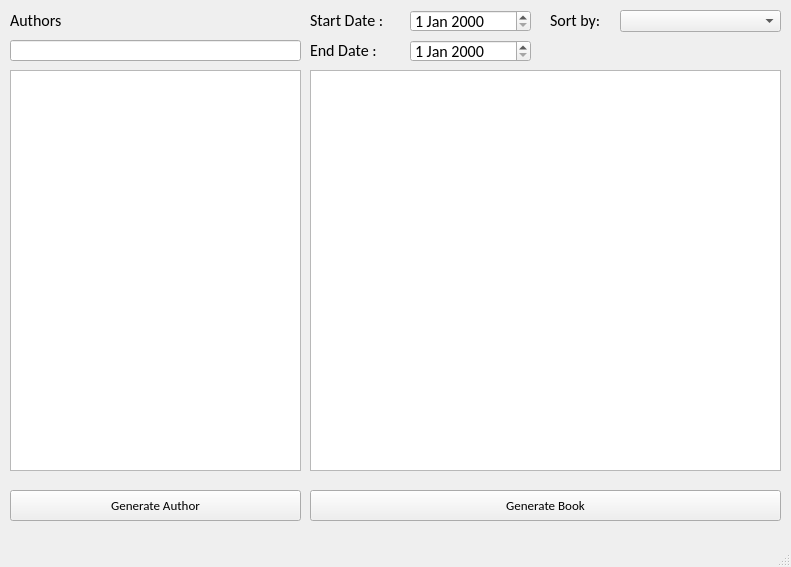
Old version of the form AuthorsAndBooks/mainwindow.ui in the repository knu-2-tochanenko/Exam.
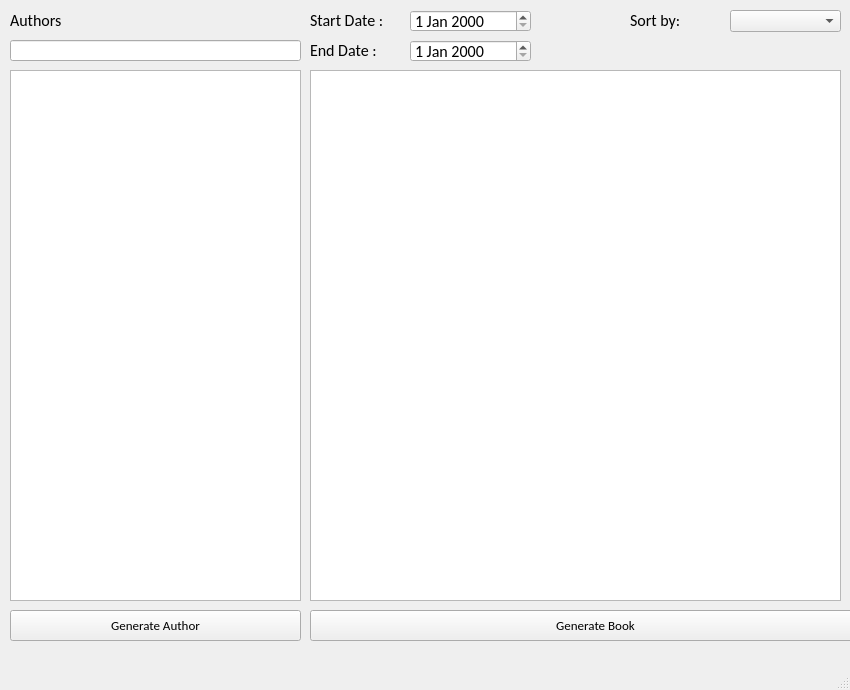
New version of the form.

Patch:
```diff
--- a/AuthorsAndBooks/mainwindow.ui
+++ b/AuthorsAndBooks/mainwindow.ui
@@ -6,8 +6,8 @@
    <rect>
     <x>0</x>
     <y>0</y>
-    <width>791</width>
-    <height>567</height>
+    <width>850</width>
+    <height>690</height>
    </rect>
   </property>
   <property name="font">
@@ -124,7 +124,7 @@
     <property name="geometry">
      <rect>
       <x>10</x>
-      <y>490</y>
+      <y>610</y>
       <width>291</width>
       <height>31</height>
      </rect>
@@ -137,8 +137,8 @@
     <property name="geometry">
      <rect>
       <x>310</x>
-      <y>490</y>
-      <width>471</width>
+      <y>610</y>
+      <width>571</width>
       <height>31</height>
      </rect>
     </property>
@@ -149,9 +149,9 @@
    <widget class="QLabel" name="label_4">
     <property name="geometry">
      <rect>
-      <x>550</x>
+      <x>630</x>
       <y>10</y>
-      <width>71</width>
+      <width>91</width>
       <height>21</height>
      </rect>
     </property>
@@ -170,9 +170,9 @@
    <widget class="QComboBox" name="filerMode">
     <property name="geometry">
      <rect>
-      <x>620</x>
+      <x>730</x>
       <y>10</y>
-      <width>161</width>
+      <width>111</width>
       <height>22</height>
      </rect>
     </property>
@@ -183,7 +183,7 @@
       <x>10</x>
       <y>70</y>
       <width>291</width>
-      <height>401</height>
+      <height>531</height>
      </rect>
     </property>
    </widget>
@@ -192,8 +192,8 @@
      <rect>
       <x>310</x>
       <y>70</y>
-      <width>471</width>
-      <height>401</height>
+      <width>531</width>
+      <height>531</height>
      </rect>
     </property>
    </widget>
```
Left out of the diff: 5 changed lines with no effect on the pictures.
